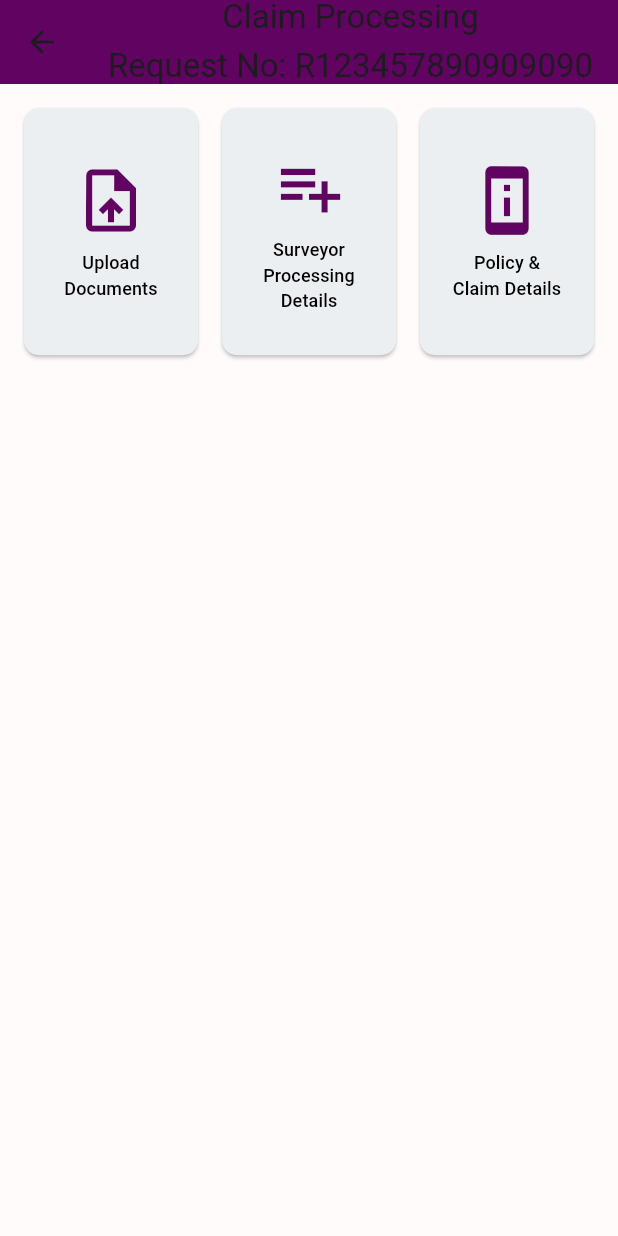
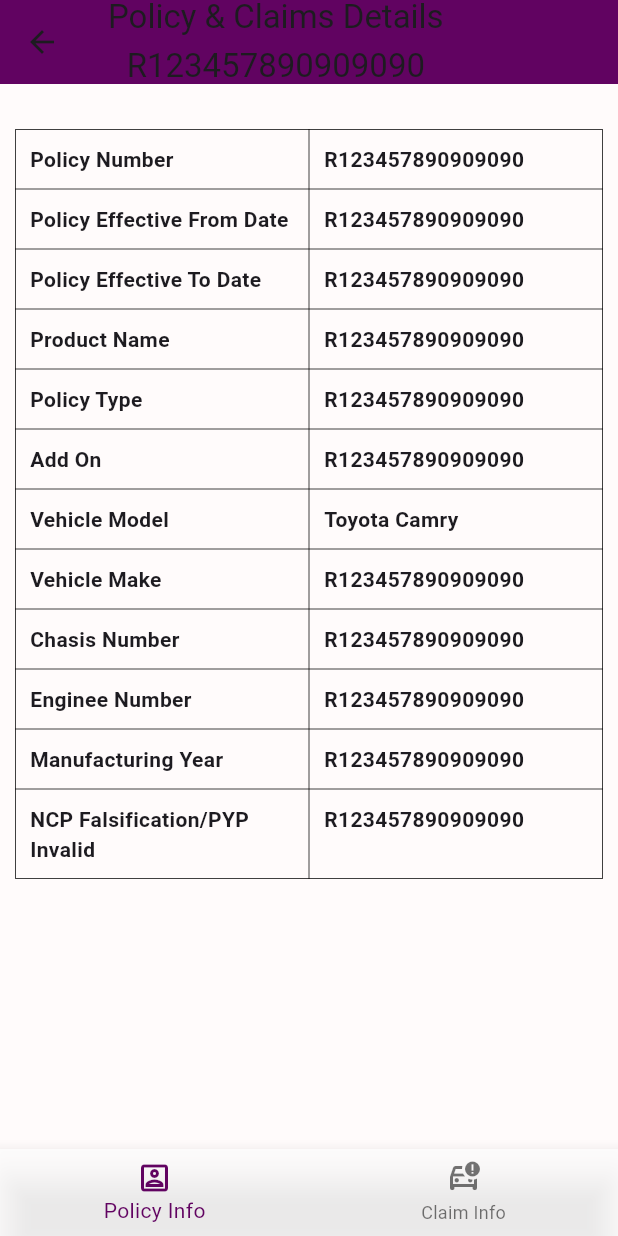
Before and after one commit to Sameer-Sbig/Motoveys, a Flutter app: the ClaimProcessing screen opened directly with sample values from the repository, after a tap on "Policy & Claim Details", on a phone screen of 412 x 824 dp. Run offline on Flutter 3.47's test engine with Material 3 defaults, Android fonts, the phone set to English and light mode, and no system bars; our stand-ins replace camera, file_picker.

Commit message:
14/02/2024

```diff
--- a/lib/Screens/claimProcessing.dart
+++ b/lib/Screens/claimProcessing.dart
@@ -1,4 +1,5 @@
 import 'package:flutter/material.dart';
+import 'package:motoveys/Screens/policy&ClaimDetails.dart';
 import 'package:motoveys/Screens/surveyorDetails.dart';
 import 'package:motoveys/Screens/surveyorDetailsMain.dart';
 import 'package:motoveys/Screens/uploadDocumentMainScreen.dart';
@@ -64,10 +65,12 @@ class ClaimProcessing extends StatelessWidget {
               Expanded(
                 child:
                     _buildElevatedButton(context, "Policy & Claim Details", () {
-                  // Navigator.push(
-                  //   context,
-                  //   MaterialPageRoute(builder: (context) => Screen3()),
-                  // );
+                  Navigator.push(
+                    context,
+                    MaterialPageRoute(
+                        builder: (context) =>
+                            PolicyDetails(selectedItem: selectedItem)),
+                  );
                 }, Icons.perm_device_info),
               ),
               // SizedBox(width: 16),
--- /dev/null
+++ b/lib/Screens/policy&ClaimDetails.dart
@@ -0,0 +1,135 @@
+// import 'package:flutter/material.dart';
+// import 'package:motoveys/models/dataItemModel.dart';
+
+// class PolicyDetails extends StatefulWidget {
+//   final ClaimsDashboardItems selectedItem;
+
+//   const PolicyDetails({required this.selectedItem});
+//   @override
+//   State<PolicyDetails> createState() {
+//     return _PolicyDetailsScreen();
+//   }
+// }
+
+// class _PolicyDetailsScreen extends State<PolicyDetails> {
+//   @override
+//   Widget build(BuildContext context) {
+//     return Scaffold(
+//       appBar: AppBar(
+//         title: Column(
+//           mainAxisAlignment: MainAxisAlignment.center,
+//           crossAxisAlignment: CrossAxisAlignment.center,
+//           children: [
+//             const Text('Policy & Claims Details'),
+//             const SizedBox(height: 5),
+//             Text(widget.selectedItem.requestNumber)
+//           ],
+//         ),
+//         backgroundColor: const Color(0xFF610361),
+//       ),
+//       body: SafeArea(
+//           child: SizedBox(
+//         height: MediaQuery.of(context).size.height,
+//         child: Column(
+//           children: [
+//             Padding(
+//               padding: EdgeInsets.all(10),
+//               child: Column(
+//                 children: [
+//                   Text("Hello"),
+//                 ],
+//               ),
+//             )
+//           ],
+//         ),
+//       )),
+//     );
+//   }
+// }
+
+import 'package:flutter/material.dart';
+import 'package:motoveys/Screens/claimInformation.dart';
+import 'package:motoveys/Screens/policyInformation.dart';
+import 'package:motoveys/models/dataItemModel.dart';
+
+class PolicyDetails extends StatefulWidget {
+  final ClaimsDashboardItems selectedItem;
+
+  const PolicyDetails({required this.selectedItem});
+
+  @override
+  State<PolicyDetails> createState() {
+    return _PolicyDetailsScreen();
+  }
+}
+
+class _PolicyDetailsScreen extends State<PolicyDetails> {
+  int _currentIndex = 0;
+  var widgetArray = [];
+
+  @override
+  void initState() {
+    super.initState();
+    setState(() {
+      widgetArray = [
+        // Text('Policy Information'),
+        PolicyInformation(selectedItems: widget.selectedItem),
+        // Text('Claim Information')
+        ClaimInformationScreen(selectedItems: widget.selectedItem)
+      ];
+    });
+  } // Current index for bottom navigation bar
+
+  @override
+  Widget build(BuildContext context) {
+    return Scaffold(
+      appBar: AppBar(
+        title: Column(
+          mainAxisAlignment: MainAxisAlignment.center,
+          crossAxisAlignment: CrossAxisAlignment.center,
+          children: [
+            const Text('Policy & Claims Details'),
+            const SizedBox(height: 5),
+            Text(widget.selectedItem.requestNumber)
+          ],
+        ),
+        backgroundColor: const Color(0xFF610361),
+      ),
+      body: SafeArea(
+        child: SizedBox(
+          height: MediaQuery.of(context).size.height,
+          child: Column(
+            children: [
+              Padding(
+                padding: EdgeInsets.all(10),
+                child: Column(
+                  children: [widgetArray[_currentIndex]],
+                ),
+              )
+            ],
+          ),
+        ),
+      ),
+      bottomNavigationBar: BottomNavigationBar(
+        backgroundColor: Colors.white70,
+        selectedItemColor: const Color(0xFF610361),
+        currentIndex: _currentIndex,
+        onTap: (int index) {
+          setState(() {
+            _currentIndex = index;
+          });
+        },
+        items: [
+          BottomNavigationBarItem(
+            icon: Icon(Icons.portrait_outlined),
+            label: 'Policy Info',
+          ),
+          BottomNavigationBarItem(
+            icon: Icon(Icons.car_crash_outlined),
+            label: 'Claim Info',
+          ),
+        ],
+      ),
+    );
+  }
+}
--- /dev/null
+++ b/lib/Screens/policyInformation.dart
@@ -0,0 +1,244 @@
+import 'package:flutter/material.dart';
+import 'package:motoveys/Screens/claimProcessing.dart';
+import 'package:motoveys/models/dataItemModel.dart';
+
+class PolicyInformation extends StatelessWidget {
+  final ClaimsDashboardItems selectedItems;
+  const PolicyInformation({required this.selectedItems});
+  @override
+  Widget build(BuildContext context) {
+    // TODO: implement build
+    // return Column(
+    //   mainAxisAlignment: MainAxisAlignment.center,
+    //   children: [Text(selectedItems.carName)],
+    // );
+    return SingleChildScrollView(
+      child: Container(
+        child: Padding(
+          padding: const EdgeInsets.only(top: 20),
+          child: Table(
+            border: TableBorder.all(color: Colors.black, width: 0.5),
+            children: [
+              TableRow(children: [
+                Padding(
+                  padding: EdgeInsets.fromLTRB(10, 10, 10, 10),
+                  child: Text(
+                    'Policy Number',
+                    style: TextStyle(fontWeight: FontWeight.bold),
+                  ),
+                ),
+                Padding(
+                  padding: EdgeInsets.fromLTRB(10, 10, 10, 10),
+                  child: Text(
+                    selectedItems.requestNumber,
+                    style: TextStyle(fontWeight: FontWeight.bold),
+                  ),
+                ),
+                // Text(selectedItems.requestNumber)
+              ]),
+              TableRow(children: [
+                Padding(
+                  padding: EdgeInsets.fromLTRB(10, 10, 10, 10),
+                  child: Text(
+                    'Policy Effective From Date',
+                    style: TextStyle(fontWeight: FontWeight.bold),
+                  ),
+                ),
+                Padding(
+                  padding: EdgeInsets.fromLTRB(10, 10, 10, 10),
+                  child: Text(
+                    selectedItems.requestNumber,
+                    style: TextStyle(fontWeight: FontWeight.bold),
+                  ),
+                ),
+                // Text(selectedItems.requestNumber)
+              ]),
+              TableRow(children: [
+                Padding(
+                  padding: EdgeInsets.fromLTRB(10, 10, 10, 10),
+                  child: Text(
+                    'Policy Effective To Date',
+                    style: TextStyle(fontWeight: FontWeight.bold),
+                  ),
+                ),
+                Padding(
+                  padding: EdgeInsets.fromLTRB(10, 10, 10, 10),
+                  child: Text(
+                    selectedItems.requestNumber,
+                    style: TextStyle(fontWeight: FontWeight.bold),
+                  ),
+                ),
+                // Text(selectedItems.requestNumber)
+              ]),
+              TableRow(children: [
+                Padding(
+                  padding: EdgeInsets.fromLTRB(10, 10, 10, 10),
+                  child: Text(
+                    'Product Name',
+                    style: TextStyle(fontWeight: FontWeight.bold),
+                  ),
+                ),
+                Padding(
+                  padding: EdgeInsets.fromLTRB(10, 10, 10, 10),
+                  child: Text(
+                    selectedItems.requestNumber,
+                    style: TextStyle(fontWeight: FontWeight.bold),
+                  ),
+                ),
+                // Text(selectedItems.requestNumber)
+              ]),
+              TableRow(children: [
+                Padding(
+                  padding: EdgeInsets.fromLTRB(10, 10, 10, 10),
+                  child: Text(
+                    'Policy Type',
+                    style: TextStyle(fontWeight: FontWeight.bold),
+                  ),
+                ),
+                Padding(
+                  padding: EdgeInsets.fromLTRB(10, 10, 10, 10),
+                  child: Text(
+                    selectedItems.requestNumber,
+                    style: TextStyle(fontWeight: FontWeight.bold),
+                  ),
+                ),
+                // Text(selectedItems.requestNumber)
+              ]),
+              TableRow(children: [
+                Padding(
+                  padding: EdgeInsets.fromLTRB(10, 10, 10, 10),
+                  child: Text(
+                    'Add On',
+                    style: TextStyle(fontWeight: FontWeight.bold),
+                  ),
+                ),
+                Padding(
+                  padding: EdgeInsets.fromLTRB(10, 10, 10, 10),
+                  child: Text(
+                    selectedItems.requestNumber,
+                    style: TextStyle(fontWeight: FontWeight.bold),
+                  ),
+                ),
+                // Text(selectedItems.requestNumber)
+              ]),
+              TableRow(children: [
+                Padding(
+                  padding: EdgeInsets.fromLTRB(10, 10, 10, 10),
+                  child: Text(
+                    'Vehicle Model',
+                    style: TextStyle(fontWeight: FontWeight.bold),
+                  ),
+                ),
+                Padding(
+                  padding: EdgeInsets.fromLTRB(10, 10, 10, 10),
+                  child: Text(
+                    selectedItems.carName,
+                    style: TextStyle(fontWeight: FontWeight.bold),
+                  ),
+                ),
+                // Text(selectedItems.requestNumber)
+              ]),
+              TableRow(children: [
+                Padding(
+                  padding: EdgeInsets.fromLTRB(10, 10, 10, 10),
+                  child: Text(
+                    'Vehicle Make',
+                    style: TextStyle(fontWeight: FontWeight.bold),
+                  ),
+                ),
+                Padding(
+                  padding: EdgeInsets.fromLTRB(10, 10, 10, 10),
+                  child: Text(
+                    selectedItems.requestNumber,
+                    style: TextStyle(fontWeight: FontWeight.bold),
+                  ),
+                ),
+                // Text(selectedItems.requestNumber)
+              ]),
+              TableRow(children: [
+                Padding(
+                  padding: EdgeInsets.fromLTRB(10, 10, 10, 10),
+                  child: Text(
+                    'Chasis Number',
+                    style: TextStyle(fontWeight: FontWeight.bold),
+                  ),
+                ),
+                Padding(
+                  padding: EdgeInsets.fromLTRB(10, 10, 10, 10),
+                  child: Text(
+                    selectedItems.requestNumber,
+                    style: TextStyle(fontWeight: FontWeight.bold),
+                  ),
+                ),
+                // Text(selectedItems.requestNumber)
+              ]),
+              TableRow(children: [
+                Padding(
+                  padding: EdgeInsets.fromLTRB(10, 10, 10, 10),
+                  child: Text(
+                    'Enginee Number',
+                    style: TextStyle(fontWeight: FontWeight.bold),
+                  ),
+                ),
+                Padding(
+                  padding: EdgeInsets.fromLTRB(10, 10, 10, 10),
+                  child: Text(
+                    selectedItems.requestNumber,
+                    style: TextStyle(fontWeight: FontWeight.bold),
+                  ),
+                ),
+                // Text(selectedItems.requestNumber)
+              ]),
+              TableRow(children: [
+                Padding(
+                  padding: EdgeInsets.fromLTRB(10, 10, 10, 10),
+                  child: Text(
+                    'Manufacturing Year',
+                    style: TextStyle(fontWeight: FontWeight.bold),
+                  ),
+                ),
+                Padding(
+                  padding: EdgeInsets.fromLTRB(10, 10, 10, 10),
+                  child: Text(
+                    selectedItems.requestNumber,
+                    style: TextStyle(fontWeight: FontWeight.bold),
+                  ),
+                ),
+                // Text(selectedItems.requestNumber)
+              ]),
+              TableRow(children: [
+                Padding(
+                  padding: EdgeInsets.fromLTRB(10, 10, 10, 10),
+                  child: Text(
+                    'NCP Falsification/PYP Invalid',
+                    style: TextStyle(fontWeight: FontWeight.bold),
+                  ),
+                ),
+                Padding(
+                  padding: EdgeInsets.fromLTRB(10, 10, 10, 10),
+                  child: Text(
+                    selectedItems.requestNumber,
+                    style: TextStyle(fontWeight: FontWeight.bold),
+                  ),
+                ),
+                // Text(selectedItems.requestNumber)
+              ]),
+            ],
+          ),
+        ),
+      ),
+    );
+  }
+}
+
+// Widget _buildTableRow(
+//     BuildContext context, String tableHeader, String tableChild) {
+//   return LayoutBuilder(
+//     builder: (context, constraints) {
+//       return TableRow(children: [
+//         Text(tableHeader),
+//         Text(tableChild),
+//       ]);
+//     },
+//   );
+// }
```
Also changed, not shown: lib/Screens/claimInformation.dart (added, +175 -0 lines), lib/Screens/surveyorDetailsMain.dart (+93 -18 lines).
